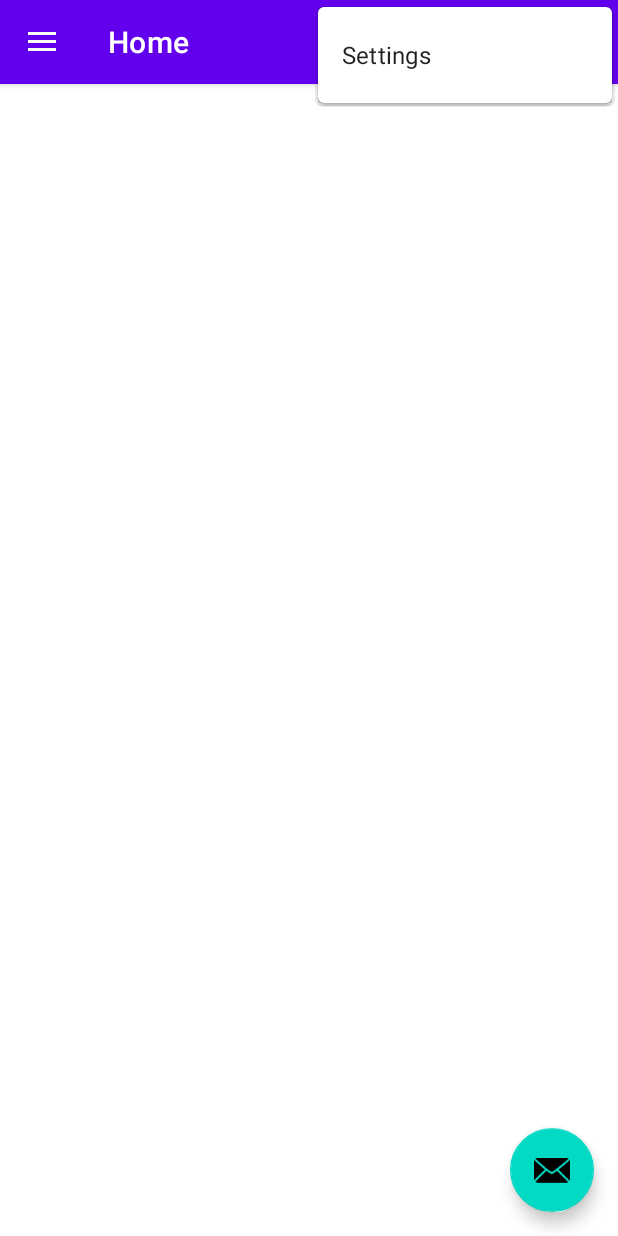
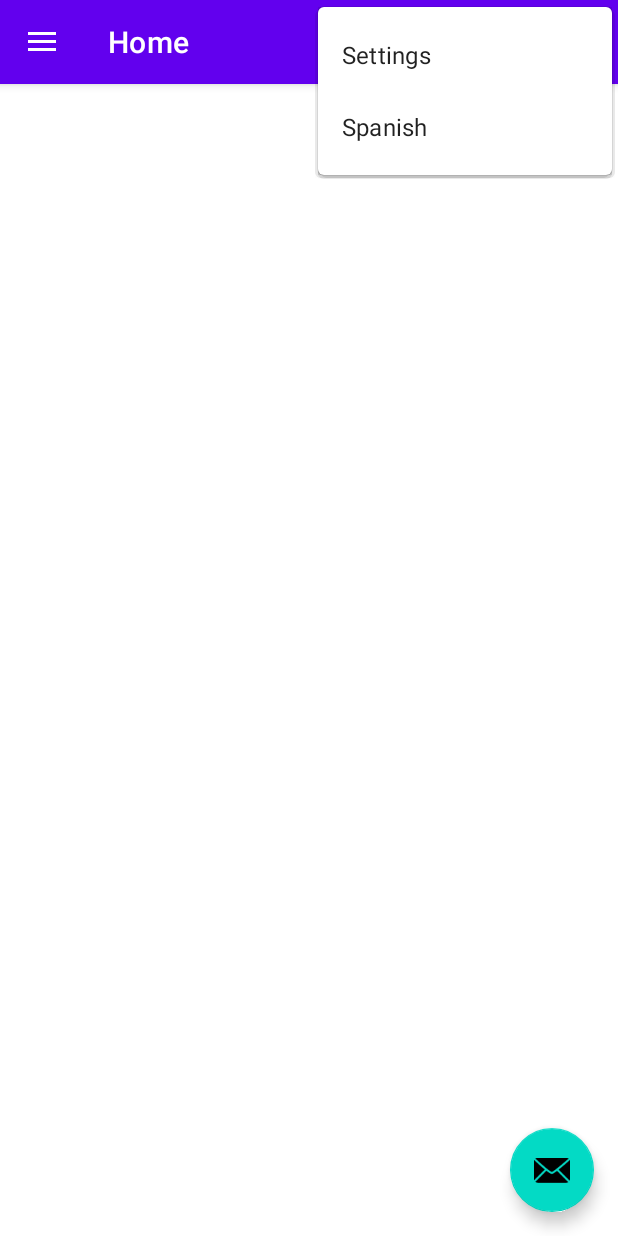
Before and after one commit to areypo/Puzzle, an Android app: the screen it shows after launch (MainActivity), with the options menu open, on a phone screen of 412 x 824 dp. Run offline under Robolectric (Android 15) with nearby library versions, the phone set to English and light mode, and no system bars; our stand-ins replace navigation-ui.

Commit message:
Creates a button to change language to Spanish
Creates a button to change language to Spanish. The funtionality is incomplete because the configuration does not response to the change.

```diff
--- a/app/src/main/res/layout/activity_main.xml
+++ b/app/src/main/res/layout/activity_main.xml
@@ -6,6 +6,7 @@
     android:layout_width="match_parent"
     android:layout_height="match_parent"
     android:fitsSystemWindows="true"
+    android:configChanges="locale"
     tools:openDrawer="start">
 
     <include
@@ -20,6 +21,7 @@
         android:layout_height="match_parent"
         android:layout_gravity="start"
         android:fitsSystemWindows="true"
+        android:configChanges="locale"
         app:headerLayout="@layout/nav_header_main"
         app:menu="@menu/activity_main_drawer" />
 </androidx.drawerlayout.widget.DrawerLayout>
--- a/app/src/main/res/menu/activity_main_drawer.xml
+++ b/app/src/main/res/menu/activity_main_drawer.xml
@@ -19,6 +19,6 @@
         <item
             android:id="@+id/nav_selectimg"
             android:icon="@drawable/ic_menu_slideshow"
-            android:title="Select Image" />
+            android:title="@string/select_image" />
     </group>
 </menu>
--- a/app/src/main/res/menu/main.xml
+++ b/app/src/main/res/menu/main.xml
@@ -6,4 +6,10 @@
         android:orderInCategory="100"
         android:title="@string/action_settings"
         app:showAsAction="never" />
+    <item
+        android:id="@+id/action_change_to_es"
+        android:orderInCategory="100"
+        android:title="@string/language_es"
+        app:showAsAction="never"
+        android:onClick="changeLanguageToSpanish" />
 </menu>
--- a/app/src/main/res/values/strings.xml
+++ b/app/src/main/res/values/strings.xml
@@ -13,5 +13,7 @@
     <string name="selectImg">seleccionar</string>
     <!-- TODO: Remove or change this placeholder text -->
     <string name="hello_blank_fragment">Hello blank fragment</string>
-    <string name="SeleccionarDificultad">Seleccione Dificultad</string>
+    <string name="SeleccionarDificultad">Select Level</string>
+    <string name="select_image">Select Image</string>
+    <string name="language_es">Spanish</string>
 </resources>
```
Also changed, not shown: app/src/main/java/com/manytiles/p8/MainActivity.java (+30 -9 lines), 1 other file.
